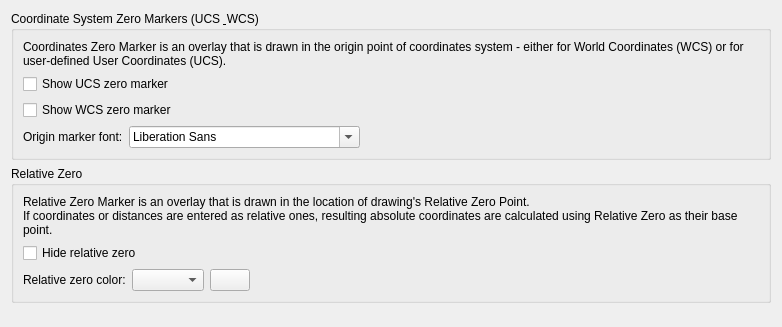
Above: librecad/src/ui/dialogs/settings/options_drafting/pages/theme/lc_settings_page_drafting_theme_coordinate_system_origin.ui from sand1024/LibreCAD before the change. Below: the same form after it.
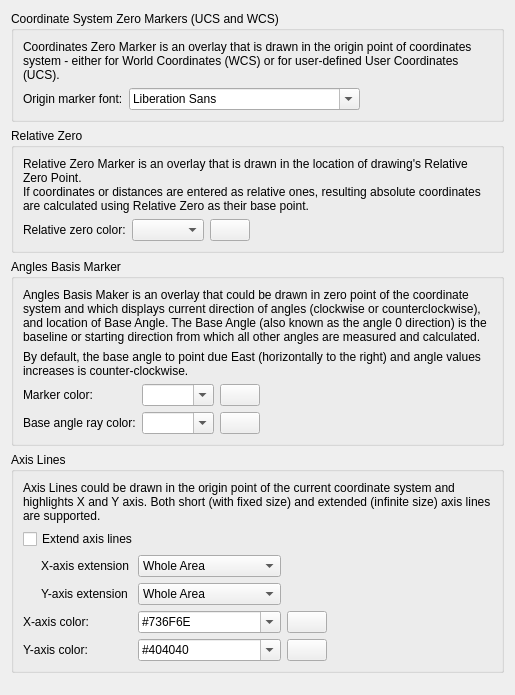
That is the form after the change. Custom widgets are drawn as their Qt base class.

Commit message: drafting preferences cleanup, drafting/configuration export/import update for drafting presets (wip), code cleanup

Patch:
```diff
--- a/librecad/src/ui/dialogs/settings/options_drafting/pages/theme/lc_settings_page_drafting_theme_coordinate_system_origin.ui
+++ b/librecad/src/ui/dialogs/settings/options_drafting/pages/theme/lc_settings_page_drafting_theme_coordinate_system_origin.ui
@@ -6,15 +6,15 @@
    <rect>
     <x>0</x>
     <y>0</y>
-    <width>782</width>
-    <height>327</height>
+    <width>515</width>
+    <height>695</height>
    </rect>
   </property>
   <layout class="QVBoxLayout" name="mainLayout">
    <item>
     <widget class="QGroupBox" name="gbOriginMarkers">
      <property name="title">
-      <string>Coordinate System Zero Markers (UCS &amp; WCS)</string>
+      <string>Coordinate System Zero Markers (UCS and WCS)</string>
      </property>
      <layout class="QGridLayout" name="gridLayout_2">
       <item row="3" column="1">
@@ -26,19 +26,6 @@
         </property>
        </widget>
       </item>
-      <item row="1" column="0" colspan="2">
-       <widget class="QCheckBox" name="cbShowUCSZeroMarker">
-        <property name="toolTip">
-         <string>UCS Marker Visibility
-
-If selected, marker for the User Coordinate System (UCS)
-will be shown in zero point of current UCS.</string>
-        </property>
-        <property name="text">
-         <string>Show UCS zero marker</string>
-        </property>
-       </widget>
-      </item>
       <item row="3" column="0">
        <widget class="QLabel" name="lblUCSFont">
         <property name="text">
@@ -46,22 +33,6 @@
         </property>
        </widget>
       </item>
-      <item row="2" column="0" colspan="2">
-       <widget class="QCheckBox" name="cbShowWCSZeroMarker">
-        <property name="toolTip">
-         <string>WCS Marker Visibility
-
-If selected and ther there is custom
-User Coordinate System applied,
-the marker for World Coodinate 
-System (WCS) will be shown in zero 
-point of WCS.</string>
-        </property>
-        <property name="text">
-         <string>Show WCS zero marker</string>
-        </property>
-       </widget>
-      </item>
       <item row="3" column="2">
        <spacer name="horizontalSpacer_2">
         <property name="orientation">
@@ -69,8 +40,8 @@
         </property>
         <property name="sizeHint" stdset="0">
          <size>
-          <width>40</width>
-          <height>20</height>
+          <width>0</width>
+          <height>0</height>
          </size>
         </property>
        </spacer>
@@ -117,20 +88,6 @@
         </property>
        </widget>
       </item>
-      <item row="1" column="0" colspan="3">
-       <widget class="QCheckBox" name="cbHideRelativeZero">
-        <property name="toolTip">
-         <string>Relative Point Marker Visibility
-
-If checked, relative zero crosshair marker will not be drawn. 
-Otherwise, one will be visible. Visibility of the marker does not 
-affect relative zero related operations. </string>
-        </property>
-        <property name="text">
-         <string>Hide relative zero</string>
-        </property>
-       </widget>
-      </item>
       <item row="2" column="1">
        <widget class="QComboBox" name="cbRelativeZeroColor">
         <property name="toolTip">
@@ -162,6 +119,300 @@
      </layout>
     </widget>
    </item>
+   <item>
+    <widget class="QGroupBox" name="groupBox_20">
+     <property name="title">
+      <string>Angles Basis Marker</string>
+     </property>
+     <layout class="QGridLayout" name="gridLayout_2">
+      <item row="2" column="3">
+       <spacer name="horizontalSpacer">
+        <property name="orientation">
+         <enum>Qt::Orientation::Horizontal</enum>
+        </property>
+        <property name="sizeHint" stdset="0">
+         <size>
+          <width>0</width>
+          <height>0</height>
+         </size>
+        </property>
+       </spacer>
+      </item>
+      <item row="4" column="2">
+       <widget class="LC_ColorButton" name="pbAnglesMarkAngleRay">
+        <property name="toolTip">
+         <string>Base Angle Ray Color
+
+Click to choose color for the
+base angle ray.</string>
+        </property>
+       </widget>
+      </item>
+      <item row="3" column="2">
+       <widget class="LC_ColorButton" name="pbAnglesMarkDirection">
+        <property name="toolTip">
+         <string>Direction Circle
+
+Click to choose color for the 
+ angles direction circle.</string>
+        </property>
+       </widget>
+      </item>
+      <item row="4" column="1">
+       <widget class="LC_ContentAdjustableComboBox" name="cbAnglesMarkColorAngleRay">
+        <property name="toolTip">
+         <string>Base Angle Ray Color
+
+Color name or hexadecimal code for
+ for Base Angle baseline ray</string>
+        </property>
+        <property name="editable">
+         <bool>true</bool>
+        </property>
+        <property name="sizeAdjustPolicy">
+         <enum>QComboBox::SizeAdjustPolicy::AdjustToContents</enum>
+        </property>
+       </widget>
+      </item>
+      <item row="0" column="0" colspan="4">
+       <widget class="QLabel" name="label">
+        <property name="text">
+         <string>Angles Basis Maker is an overlay that could be drawn in zero point of the coordinate system and which displays current direction of angles (clockwise or counterclockwise), and location of Base Angle. The Base Angle (also known as the angle 0 direction) is the baseline or starting direction from which all other angles are measured and calculated.</string>
+        </property>
+        <property name="wordWrap">
+         <bool>true</bool>
+        </property>
+       </widget>
+      </item>
+      <item row="3" column="0">
+       <widget class="QLabel" name="label_28">
+        <property name="text">
+         <string>Marker color:</string>
+        </property>
+        <property name="buddy">
+         <cstring>cbAnglesMarkColorDirection</cstring>
+        </property>
+       </widget>
+      </item>
+      <item row="3" column="1">
+       <widget class="LC_ContentAdjustableComboBox" name="cbAnglesMarkColorDirection">
+        <property name="toolTip">
+         <string>Angles Basis Direction Color
+
+Color name or hexadecimal code for
+ the angles basis marker</string>
+        </property>
+        <property name="editable">
+         <bool>true</bool>
+        </property>
+        <property name="sizeAdjustPolicy">
+         <enum>QComboBox::SizeAdjustPolicy::AdjustToContents</enum>
+        </property>
+       </widget>
+      </item>
+      <item row="4" column="0">
+       <widget class="QLabel" name="label_29">
+        <property name="text">
+         <string>Base angle ray color:</string>
+        </property>
+        <property name="buddy">
+         <cstring>cbAnglesMarkColorAngleRay</cstring>
+        </property>
+       </widget>
+      </item>
+      <item row="1" column="0" colspan="4">
+       <widget class="QLabel" name="label_2">
+        <property name="text">
+         <string>By default, the base angle to point due East (horizontally to the right) and angle values increases is counter-clockwise.</string>
+        </property>
+        <property name="wordWrap">
+         <bool>true</bool>
+        </property>
+       </widget>
+      </item>
+     </layout>
+    </widget>
+   </item>
+   <item>
+    <widget class="QGroupBox" name="groupBox_9">
+     <property name="title">
+      <string>Axis Lines</string>
+     </property>
+     <layout class="QGridLayout" name="gridLayout_ax">
+      <item row="2" column="1">
+       <widget class="LC_ContentAdjustableComboBox" name="cbXAxisAreas">
+        <property name="toolTip">
+         <string>X-Axis Extension Mode
+
+Defines how to draw extended X axis</string>
+        </property>
+        <item>
+         <property name="text">
+          <string>Whole Area</string>
+         </property>
+        </item>
+        <item>
+         <property name="text">
+          <string>Positive Values Area</string>
+         </property>
+        </item>
+       </widget>
+      </item>
+      <item row="4" column="3">
+       <spacer name="horizontalSpacer">
+        <property name="orientation">
+         <enum>Qt::Orientation::Horizontal</enum>
+        </property>
+        <property name="sizeHint" stdset="0">
+         <size>
+          <width>0</width>
+          <height>0</height>
+         </size>
+        </property>
+       </spacer>
+      </item>
+      <item row="0" column="0" colspan="4">
+       <widget class="QLabel" name="label">
+        <property name="text">
+         <string>Axis Lines could be drawn in the origin point of the current coordinate system and highlights X and Y axis. Both short (with fixed size) and extended (infinite size) axis lines are supported.</string>
+        </property>
+        <property name="wordWrap">
+         <bool>true</bool>
+        </property>
+       </widget>
+      </item>
+      <item row="3" column="1">
+       <widget class="LC_ContentAdjustableComboBox" name="cbYAxisAreas">
+        <property name="toolTip">
+         <string>Y-Axis Extension Mode
+
+Defines how to draw extended Y axis</string>
+        </property>
+        <item>
+         <property name="text">
+          <string>Whole Area</string>
+         </property>
+        </item>
+        <item>
+         <property name="text">
+          <string>Positive Values Area</string>
+         </property>
+        </item>
+       </widget>
+      </item>
+      <item row="5" column="2">
+       <widget class="LC_ColorButton" name="pb_axis_Y">
+        <property name="toolTip">
+         <string>Y-Axis Color
+
+Click to choose color for the 
+Y axis line.</string>
+        </property>
+       </widget>
+      </item>
+      <item row="5" column="0">
+       <widget class="QLabel" name="lAxisYColor">
+        <property name="text">
+         <string>Y-axis color:</string>
+        </property>
+        <property name="buddy">
+         <cstring>cbAxisYColor</cstring>
+        </property>
+       </widget>
+      </item>
+      <item row="5" column="1">
+       <widget class="LC_ContentAdjustableComboBox" name="cbAxisYColor">
+        <property name="toolTip">
+         <string>Y-Axis Color
+
+Color name or hexadecimal code for
+ Y axis</string>
+        </property>
+        <property name="editable">
+         <bool>true</bool>
+        </property>
+        <property name="currentText">
+         <string>#404040</string>
+        </property>
+       </widget>
+      </item>
+      <item row="4" column="1">
+       <widget class="LC_ContentAdjustableComboBox" name="cbAxisXColor">
+        <property name="toolTip">
+         <string>X-Axis Color
+
+Color name or hexadecimal code for
+ X axis</string>
+        </property>
+        <property name="editable">
+         <bool>true</bool>
+        </property>
+        <property name="currentText">
+         <string>#736F6E</string>
+        </property>
+       </widget>
+      </item>
+      <item row="3" column="0">
+       <widget class="QLabel" name="lYAxisAreas">
+        <property name="styleSheet">
+         <string notr="true">margin-left:15px</string>
+        </property>
+        <property name="text">
+         <string>Y-axis extension</string>
+        </property>
+        <property name="buddy">
+         <cstring>cbYAxisAreas</cstring>
+        </property>
+       </widget>
+      </item>
+      <item row="4" column="2">
+       <widget class="LC_ColorButton" name="pb_axis_X">
+        <property name="toolTip">
+         <string>X-Axis Color
+
+Click to choose color for the
+ X axis line.</string>
+        </property>
+       </widget>
+      </item>
+      <item row="1" column="0" colspan="2">
+       <widget class="QCheckBox" name="cbGridExtendAxisLines">
+        <property name="toolTip">
+         <string>Extend Axis Lines
+
+If checked, axises will be inifinite lines.</string>
+        </property>
+        <property name="text">
+         <string>Extend axis lines</string>
+        </property>
+       </widget>
+      </item>
+      <item row="4" column="0">
+       <widget class="QLabel" name="lAxisXColor">
+        <property name="text">
+         <string>X-axis color:</string>
+        </property>
+        <property name="buddy">
+         <cstring>cbAxisXColor</cstring>
+        </property>
+       </widget>
+      </item>
+      <item row="2" column="0">
+       <widget class="QLabel" name="lXAxisAreas">
+        <property name="styleSheet">
+         <string notr="true">margin-left:15px</string>
+        </property>
+        <property name="text">
+         <string>X-axis extension</string>
+        </property>
+        <property name="buddy">
+         <cstring>cbXAxisAreas</cstring>
+        </property>
+       </widget>
+      </item>
+     </layout>
+    </widget>
+   </item>
    <item>
     <spacer name="verticalSpacer">
      <property name="orientation">
@@ -183,6 +434,16 @@
    <extends>QPushButton</extends>
    <header>lc_color_button.h</header>
   </customwidget>
+  <customwidget>
+   <class>LC_ContentAdjustableComboBox</class>
+   <extends>QComboBox</extends>
+   <header location="global">lc_content_adjustable_combo_box.h</header>
+  </customwidget>
+  <customwidget>
+   <class>LC_LazyFontComboBox</class>
+   <extends>QFontComboBox</extends>
+   <header>lc_lazy_font_combo_box.h</header>
+  </customwidget>
  </customwidgets>
  <resources/>
  <connections/>
```
Left out of the diff: 2 changed lines with no effect on the pictures. The commit also changes 84 other files.
